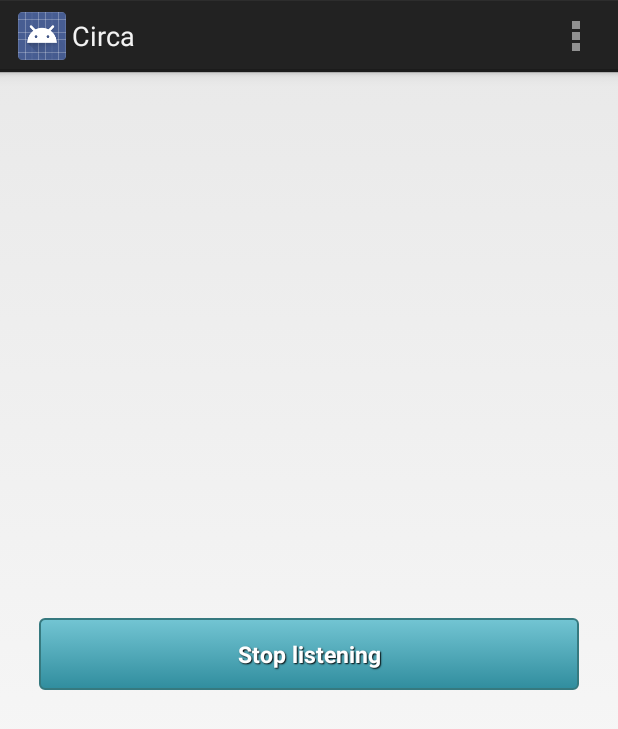
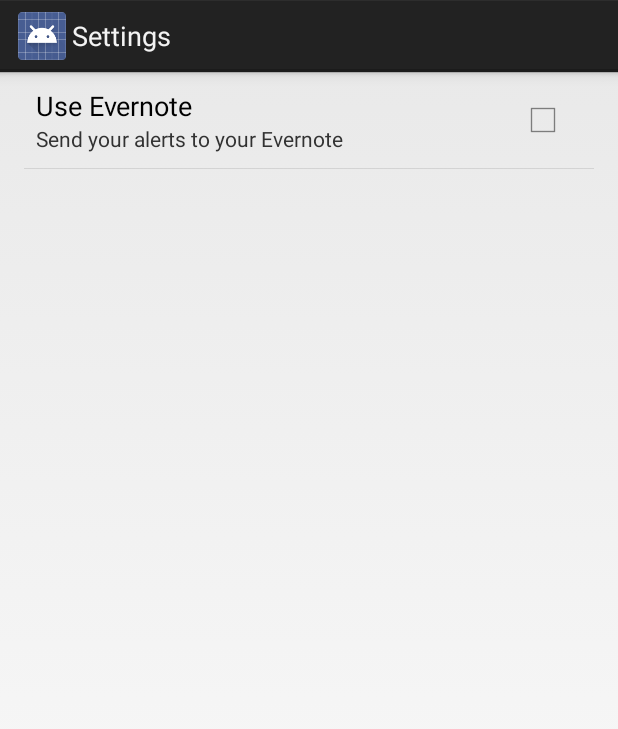
Before and after one commit to ritave/circa, an Android app: the screen it shows after launch (MainActivity before the commit, SettingsActivity after it), in the options menu, after a tap on "Settings", on a phone screen of 412 x 824 dp. Shown: the top 729 px of the screen. Run offline under Robolectric (Android 15) with nearby library versions, the phone set to English and light mode, and no system bars.

Commit message:
Starting preference activity

```diff
--- a/Android/Circa/mobile/src/main/java/com/circa/hackzurich/circa/MainActivity.java
+++ b/Android/Circa/mobile/src/main/java/com/circa/hackzurich/circa/MainActivity.java
@@ -77,6 +77,7 @@ public class MainActivity extends Activity {
             stopServices();
             b.setText(getString(R.string.daemon_start_button));
         }
+        WearNotification.send(this, 0, "Ads", true);
     }
 
     @Override
@@ -86,6 +87,7 @@ public class MainActivity extends Activity {
         // as you specify a parent activity in AndroidManifest.xml.
         int id = item.getItemId();
         if (id == R.id.action_settings) {
+            startActivity(new Intent(this, SettingsActivity.class));
             return true;
         }
         return super.onOptionsItemSelected(item);
--- a/Android/Circa/mobile/src/main/res/values/strings.xml
+++ b/Android/Circa/mobile/src/main/res/values/strings.xml
@@ -10,6 +10,9 @@
     <string name="action_settings">Settings</string>
     <string name="title_activity_main">Circa</string>
 
+    <string name="evernote_login">Use Evernote</string>
+    <string name="evernote_description">Send your alerts to your Evernote</string>
+
     <string name="NOTIFICATION_ID">notification_id</string>
     <string name="NOTIFICATION_GROUP">notification_group</string>
 
--- /dev/null
+++ b/Android/Circa/mobile/src/main/res/values/strings_activity_settings.xml
@@ -0,0 +1,59 @@
+<resources>
+        <string name="title_activity_settings">Settings</string>
+
+    <!-- Strings related to Settings -->
+
+    <!-- Example General settings -->
+    <string name="pref_header_general">General</string>
+
+    <string name="pref_title_social_recommendations">Enable social recommendations</string>
+    <string name="pref_description_social_recommendations">Recommendations for people to contact based on your message history</string>
+
+    <string name="pref_title_display_name">Display name</string>
+    <string name="pref_default_display_name">John Smith</string>
+
+    <string name="pref_title_add_friends_to_messages">Add friends to messages</string>
+    <string-array name="pref_example_list_titles">
+        <item>Always</item>
+        <item>When possible</item>
+        <item>Never</item>
+    </string-array>
+    <string-array name="pref_example_list_values">
+        <item>1</item>
+        <item>0</item>
+        <item>-1</item>
+    </string-array>
+
+    <!-- Example settings for Data & Sync -->
+    <string name="pref_header_data_sync">Data &amp; sync</string>
+
+    <string name="pref_title_sync_frequency">Sync frequency</string>
+    <string-array name="pref_sync_frequency_titles">
+        <item>15 minutes</item>
+        <item>30 minutes</item>
+        <item>1 hour</item>
+        <item>3 hours</item>
+        <item>6 hours</item>
+        <item>Never</item>
+    </string-array>
+    <string-array name="pref_sync_frequency_values">
+        <item>15</item>
+        <item>30</item>
+        <item>60</item>
+        <item>180</item>
+        <item>360</item>
+        <item>-1</item>
+    </string-array>
+
+    <string name="pref_title_system_sync_settings">System sync settings</string>
+
+    <!-- Example settings for Notifications -->
+    <string name="pref_header_notifications">Notifications</string>
+
+    <string name="pref_title_new_message_notifications">New message notifications</string>
+
+    <string name="pref_title_ringtone">Ringtone</string>
+    <string name="pref_ringtone_silent">Silent</string>
+
+    <string name="pref_title_vibrate">Vibrate</string>
+</resources>
--- /dev/null
+++ b/Android/Circa/mobile/src/main/res/xml/pref_data_sync.xml
@@ -0,0 +1,21 @@
+<PreferenceScreen xmlns:android="http://schemas.android.com/apk/res/android">
+
+    <!-- NOTE: Hide buttons to simplify the UI. Users can touch outside the dialog to
+         dismiss it. -->
+    <!-- NOTE: ListPreference's summary should be set to its value by the activity code. -->
+    <ListPreference
+        android:key="sync_frequency"
+        android:title="@string/pref_title_sync_frequency"
+        android:entries="@array/pref_sync_frequency_titles"
+        android:entryValues="@array/pref_sync_frequency_values"
+        android:defaultValue="180"
+        android:negativeButtonText="@null"
+        android:positiveButtonText="@null" />
+
+    <!-- This preference simply launches an intent when selected. Use this UI sparingly, per
+         design guidelines. -->
+    <Preference android:title="@string/pref_title_system_sync_settings">
+        <intent android:action="android.settings.SYNC_SETTINGS" />
+    </Preference>
+
+</PreferenceScreen>
--- /dev/null
+++ b/Android/Circa/mobile/src/main/res/xml/pref_general.xml
@@ -0,0 +1,33 @@
+<PreferenceScreen xmlns:android="http://schemas.android.com/apk/res/android">
+
+    <CheckBoxPreference
+        android:key="example_checkbox"
+        android:title="@string/pref_title_social_recommendations"
+        android:summary="@string/pref_description_social_recommendations"
+        android:defaultValue="true" />
+
+    <!-- NOTE: EditTextPreference accepts EditText attributes. -->
+    <!-- NOTE: EditTextPreference's summary should be set to its value by the activity code. -->
+    <EditTextPreference
+        android:key="example_text"
+        android:title="@string/pref_title_display_name"
+        android:defaultValue="@string/pref_default_display_name"
+        android:selectAllOnFocus="true"
+        android:inputType="textCapWords"
+        android:capitalize="words"
+        android:singleLine="true"
+        android:maxLines="1" />
+
+    <!-- NOTE: Hide buttons to simplify the UI. Users can touch outside the dialog to
+         dismiss it. -->
+    <!-- NOTE: ListPreference's summary should be set to its value by the activity code. -->
+    <ListPreference
+        android:key="example_list"
+        android:title="@string/pref_title_add_friends_to_messages"
+        android:defaultValue="-1"
+        android:entries="@array/pref_example_list_titles"
+        android:entryValues="@array/pref_example_list_values"
+        android:negativeButtonText="@null"
+        android:positiveButtonText="@null" />
+
+</PreferenceScreen>
--- /dev/null
+++ b/Android/Circa/mobile/src/main/res/xml/pref_headers.xml
@@ -0,0 +1,17 @@
+<preference-headers xmlns:android="http://schemas.android.com/apk/res/android">
+
+    <!-- These settings headers are only used on tablets. -->
+
+    <header
+        android:fragment="com.circa.hackzurich.circa.SettingsActivity$GeneralPreferenceFragment"
+        android:title="@string/pref_header_general" />
+
+    <header
+        android:fragment="com.circa.hackzurich.circa.SettingsActivity$NotificationPreferenceFragment"
+        android:title="@string/pref_header_notifications" />
+
+    <header
+        android:fragment="com.circa.hackzurich.circa.SettingsActivity$DataSyncPreferenceFragment"
+        android:title="@string/pref_header_data_sync" />
+
+</preference-headers>
--- /dev/null
+++ b/Android/Circa/mobile/src/main/res/xml/pref_notification.xml
@@ -0,0 +1,27 @@
+<PreferenceScreen xmlns:android="http://schemas.android.com/apk/res/android">
+
+    <!-- A 'parent' preference, which enables/disables child preferences (below)
+         when checked/unchecked. -->
+    <CheckBoxPreference
+        android:key="notifications_new_message"
+        android:title="@string/pref_title_new_message_notifications"
+        android:defaultValue="true" />
+
+    <!-- Allows the user to choose a ringtone in the 'notification' category. -->
+    <!-- NOTE: This preference will be enabled only when the checkbox above is checked. -->
+    <!-- NOTE: RingtonePreference's summary should be set to its value by the activity code. -->
+    <RingtonePreference
+        android:dependency="notifications_new_message"
+        android:key="notifications_new_message_ringtone"
+        android:title="@string/pref_title_ringtone"
+        android:ringtoneType="notification"
+        android:defaultValue="content://settings/system/notification_sound" />
+
+    <!-- NOTE: This preference will be enabled only when the checkbox above is checked. -->
+    <CheckBoxPreference
+        android:dependency="notifications_new_message"
+        android:key="notifications_new_message_vibrate"
+        android:title="@string/pref_title_vibrate"
+        android:defaultValue="true" />
+
+</PreferenceScreen>
--- /dev/null
+++ b/Android/Circa/mobile/src/main/res/xml/preferences.xml
@@ -0,0 +1,8 @@
+<?xml version="1.0" encoding="utf-8"?>
+<PreferenceScreen xmlns:android="http://schemas.android.com/apk/res/android">
+    <CheckBoxPreference
+        android:title="@string/evernote_login"
+        android:defaultValue="false"
+        android:summary="@string/evernote_description"
+        android:key="evernoteCheckbox" />
+</PreferenceScreen>
--- a/Android/Circa/wear/src/main/java/com/circa/hackzurich/circa/InfoActivity.java
+++ b/Android/Circa/wear/src/main/java/com/circa/hackzurich/circa/InfoActivity.java
@@ -120,7 +120,6 @@ public class InfoActivity extends Activity {
             googleApiClient = getApi();
             googleApiClient.blockingConnect();
 
-
             node = getNode();
             return null;
         }
```
Also changed, not shown: Android/Circa/mobile/src/main/AndroidManifest.xml (+6 -1 lines), Android/Circa/mobile/src/main/java/com/circa/hackzurich/circa/SettingsActivity.java (added, +255 -0 lines), 2 other files.
